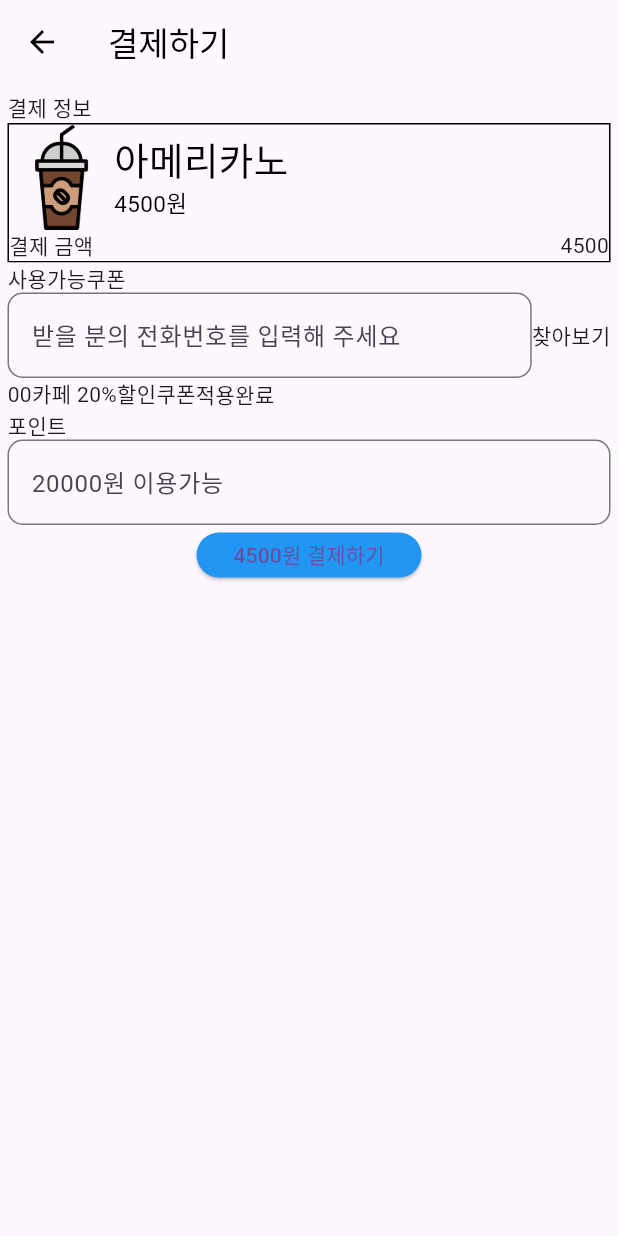
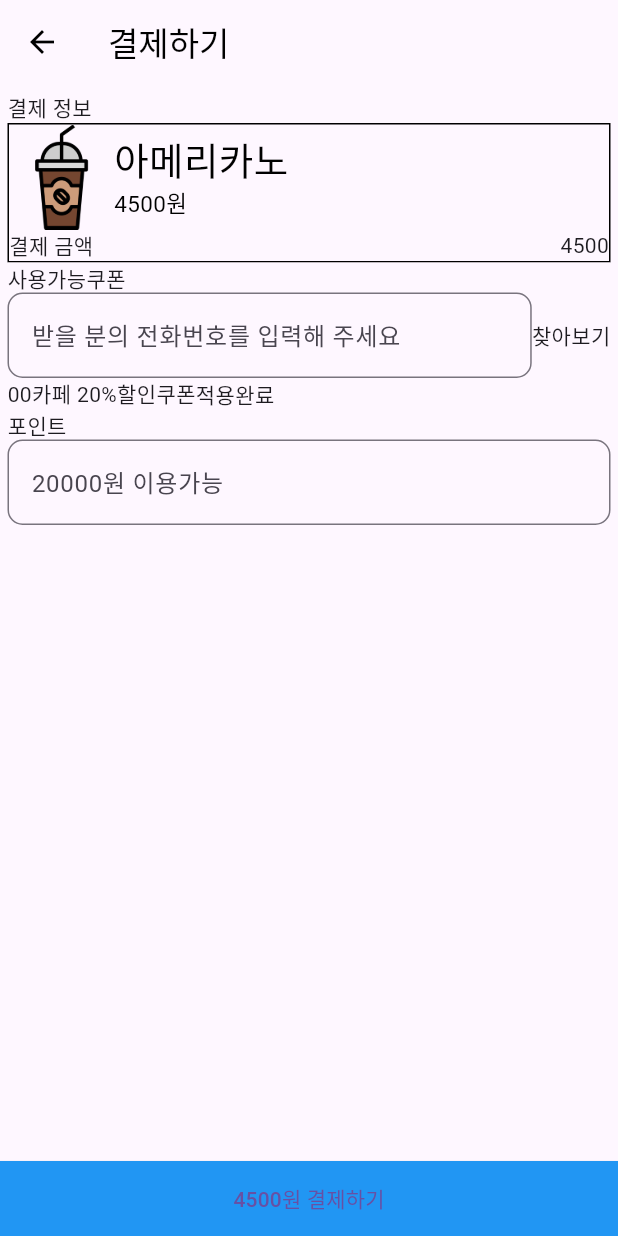
Before and after one commit to suk05112/cafePlatform, a Flutter app: the Payment screen opened directly, on a phone screen of 412 x 824 dp. Run offline on Flutter 3.47's test engine with Material 3 defaults, Android fonts, the phone set to English and light mode, and no system bars; our stand-ins replace cloud_firestore, dio, image_picker, qr_flutter, retrofit; missing offline and left inert: dart:ffi, flutter_naver_map, kakao_map_plugin; accounts and stored records are empty; generated files the repository leaves out were written again; network calls fail.

Commit message:
payment page 버튼 정렬

```diff
--- a/lib/Payment/Payment.dart
+++ b/lib/Payment/Payment.dart
@@ -13,7 +13,8 @@ class Payment extends StatelessWidget {
           elevation: 0.0, //elevation 속성을 통해 그림자 효과 제어
           backgroundColor: Colors.redAccent.withOpacity(0.0),
         ),
-        body: Column(
+        body: SafeArea(
+            child: Column(
           children: [
             Container(
               // width: double.infinity,
@@ -27,9 +28,10 @@ class Payment extends StatelessWidget {
                 ],
               ),
             ),
+            Spacer(),
             paymentBtn(),
           ],
-        ));
+        )));
   }
 }
 
@@ -154,11 +156,14 @@ class _paymentBtn extends State<paymentBtn> {
     return Center(
         // Elevated Button 위젯
         child: SizedBox(
-      width: 150,
-      height: 30,
+      width: double.infinity,
+      height: 50,
       child: ElevatedButton(
         style: ElevatedButton.styleFrom(
           backgroundColor: Colors.blue,
+          shape: RoundedRectangleBorder(
+            borderRadius: BorderRadius.circular(0.0),
+          ),
         ),
         child: Text('4500원 결제하기'),
 
```
